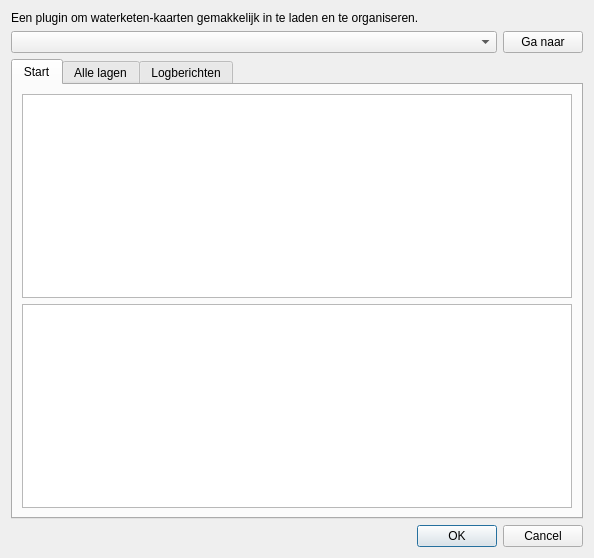
First picture: the form in nad_maps_dialog_base.ui, repository NAD-Dataplatform/NADmaps, before the edit.
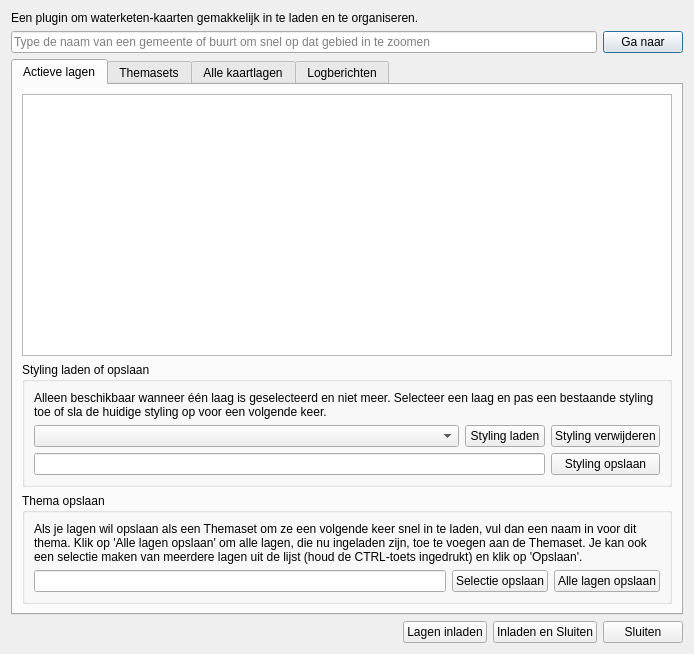
Second picture: the form after the edit.

Commit message:
Merged PR 983: PDOK zoek en zoom toegevoegd
3 updates:
- setup voor ingeladen lagen en thema-functionaliteit (opslaan en verwijderen van themas)
- zoekfunctie uit PDOK op alle lagen toegevoegd
- zoek en zoomfunctie uit PDOK naar locaties toegevoegd <- moet nog een keer goed bestuderen welke stappen hier worden gezet.

```diff
--- a/nad_maps_dialog_base.ui
+++ b/nad_maps_dialog_base.ui
@@ -6,8 +6,8 @@
    <rect>
     <x>0</x>
     <y>0</y>
-    <width>594</width>
-    <height>558</height>
+    <width>694</width>
+    <height>654</height>
    </rect>
   </property>
   <property name="sizePolicy">
@@ -33,12 +33,15 @@
    <item>
     <layout class="QGridLayout" name="gridLayoutMain">
      <item row="0" column="0">
-      <widget class="QComboBox" name="zoomComboBox">
-       <property name="sizePolicy">
-        <sizepolicy hsizetype="Preferred" vsizetype="Fixed">
-         <horstretch>0</horstretch>
-         <verstretch>0</verstretch>
-        </sizepolicy>
+      <widget class="QLineEdit" name="zoomLineEdit">
+       <property name="autoFillBackground">
+        <bool>false</bool>
+       </property>
+       <property name="placeholderText">
+        <string>Type de naam van een gemeente of buurt om snel op dat gebied in te zoomen</string>
+       </property>
+       <property name="clearButtonEnabled">
+        <bool>true</bool>
        </property>
       </widget>
      </item>
@@ -62,6 +65,12 @@
    </item>
    <item>
     <widget class="QTabWidget" name="tabWidget">
+     <property name="sizePolicy">
+      <sizepolicy hsizetype="Expanding" vsizetype="Expanding">
+       <horstretch>0</horstretch>
+       <verstretch>0</verstretch>
+      </sizepolicy>
+     </property>
      <property name="focusPolicy">
       <enum>Qt::TabFocus</enum>
      </property>
@@ -70,20 +79,249 @@
      </property>
      <widget class="QWidget" name="start_tab">
       <attribute name="title">
-       <string>Start</string>
+       <string>Actieve lagen</string>
+      </attribute>
+      <layout class="QGridLayout" name="gridLayoutTabActive">
+       <item row="0" column="0" colspan="2">
+        <widget class="QTableView" name="activeMapListView">
+         <property name="enabled">
+          <bool>true</bool>
+         </property>
+         <property name="sizePolicy">
+          <sizepolicy hsizetype="Expanding" vsizetype="Expanding">
+           <horstretch>30</horstretch>
+           <verstretch>0</verstretch>
+          </sizepolicy>
+         </property>
+         <property name="minimumSize">
+          <size>
+           <width>300</width>
+           <height>0</height>
+          </size>
+         </property>
+         <property name="whatsThis">
+          <string/>
+         </property>
+         <property name="sizeAdjustPolicy">
+          <enum>QAbstractScrollArea::AdjustToContents</enum>
+         </property>
+        </widget>
+       </item>
+       <item row="1" column="0" colspan="2">
+        <widget class="QGroupBox" name="stylingGroupBox">
+         <property name="title">
+          <string>Styling laden of opslaan</string>
+         </property>
+         <layout class="QGridLayout" name="gridLayoutStylingGroupBox">
+          <item row="0" column="0" colspan="3">
+           <widget class="QLabel" name="styling_label">
+            <property name="text">
+             <string>Alleen beschikbaar wanneer één laag is geselecteerd en niet meer. Selecteer een laag en pas een bestaande styling toe of sla de huidige styling op voor een volgende keer.</string>
+            </property>
+            <property name="textFormat">
+             <enum>Qt::PlainText</enum>
+            </property>
+            <property name="scaledContents">
+             <bool>false</bool>
+            </property>
+            <property name="wordWrap">
+             <bool>true</bool>
+            </property>
+           </widget>
+          </item>
+          <item row="1" column="0">
+           <widget class="QComboBox" name="stylingComboBox">
+            <property name="sizePolicy">
+             <sizepolicy hsizetype="Expanding" vsizetype="Fixed">
+              <horstretch>0</horstretch>
+              <verstretch>0</verstretch>
+             </sizepolicy>
+            </property>
+           </widget>
+          </item>
+          <item row="1" column="1">
+           <widget class="QPushButton" name="loadStyleButton">
+            <property name="sizePolicy">
+             <sizepolicy hsizetype="Fixed" vsizetype="Fixed">
+              <horstretch>0</horstretch>
+              <verstretch>0</verstretch>
+             </sizepolicy>
+            </property>
+            <property name="text">
+             <string>Styling laden</string>
+            </property>
+           </widget>
+          </item>
+          <item row="1" column="2">
+           <widget class="QPushButton" name="removeStyleButton">
+            <property name="sizePolicy">
+             <sizepolicy hsizetype="Fixed" vsizetype="Fixed">
+              <horstretch>0</horstretch>
+              <verstretch>0</verstretch>
+             </sizepolicy>
+            </property>
+            <property name="text">
+             <string>Styling verwijderen</string>
+            </property>
+           </widget>
+          </item>
+          <item row="2" column="0" colspan="2">
+           <widget class="QLineEdit" name="saveThemaLineEdit">
+            <property name="clearButtonEnabled">
+             <bool>true</bool>
+            </property>
+           </widget>
+          </item>
+          <item row="2" column="2">
+           <widget class="QPushButton" name="saveStyleButton">
+            <property name="sizePolicy">
+             <sizepolicy hsizetype="Minimum" vsizetype="Fixed">
+              <horstretch>0</horstretch>
+              <verstretch>0</verstretch>
+             </sizepolicy>
+            </property>
+            <property name="text">
+             <string>Styling opslaan</string>
+            </property>
+           </widget>
+          </item>
+         </layout>
+        </widget>
+       </item>
+       <item row="2" column="0" colspan="2">
+        <widget class="QGroupBox" name="themaGroupBox">
+         <property name="title">
+          <string>Thema opslaan</string>
+         </property>
+         <layout class="QGridLayout" name="gridLayoutThemaGroupBox">
+          <item row="0" column="0" colspan="3">
+           <widget class="QLabel" name="thema_label">
+            <property name="text">
+             <string>Als je lagen wil opslaan als een Themaset om ze een volgende keer snel in te laden, vul dan een naam in voor dit thema. Klik op 'Alle lagen opslaan' om alle lagen, die nu ingeladen zijn, toe te voegen aan de Themaset. Je kan ook een selectie maken van meerdere lagen uit de lijst (houd de CTRL-toets ingedrukt) en klik op 'Opslaan'.</string>
+            </property>
+            <property name="textFormat">
+             <enum>Qt::PlainText</enum>
+            </property>
+            <property name="scaledContents">
+             <bool>false</bool>
+            </property>
+            <property name="wordWrap">
+             <bool>true</bool>
+            </property>
+           </widget>
+          </item>
+          <item row="1" column="0">
+           <widget class="QLineEdit" name="saveThemaLineEdit">
+            <property name="clearButtonEnabled">
+             <bool>true</bool>
+            </property>
+           </widget>
+          </item>
+          <item row="1" column="1">
+           <widget class="QPushButton" name="saveThemaButton">
+            <property name="sizePolicy">
+             <sizepolicy hsizetype="Fixed" vsizetype="Fixed">
+              <horstretch>0</horstretch>
+              <verstretch>0</verstretch>
+             </sizepolicy>
+            </property>
+            <property name="text">
+             <string>Selectie opslaan</string>
+            </property>
+           </widget>
+          </item>
+          <item row="1" column="2">
+           <widget class="QPushButton" name="saveAllThemaButton">
+            <property name="sizePolicy">
+             <sizepolicy hsizetype="Fixed" vsizetype="Fixed">
+              <horstretch>0</horstretch>
+              <verstretch>0</verstretch>
+             </sizepolicy>
+            </property>
+            <property name="text">
+             <string>Alle lagen opslaan</string>
+            </property>
+           </widget>
+          </item>
+         </layout>
+        </widget>
+       </item>
+      </layout>
+     </widget>
+     <widget class="QWidget" name="thema_tab">
+      <attribute name="title">
+       <string>Themasets</string>
       </attribute>
       <layout class="QGridLayout" name="gridLayoutTabStart">
        <item row="0" column="0">
         <widget class="QTableView" name="themaView"/>
        </item>
        <item row="1" column="0">
+        <widget class="QLabel" name="label">
+         <property name="text">
+          <string>Kaartlagen in deze Themaset</string>
+         </property>
+        </widget>
+       </item>
+       <item row="2" column="0">
         <widget class="QTableView" name="themaMapListView"/>
        </item>
+       <item row="3" column="0" colspan="2">
+        <widget class="QGroupBox" name="stylingGroupBox">
+         <property name="title">
+          <string>Thema verwijderen</string>
+         </property>
+         <layout class="QGridLayout" name="gridLayoutStylingGroupBox">
+          <item row="0" column="0" colspan="3">
+           <widget class="QLabel" name="styling_label">
+            <property name="text">
+             <string>Om een Themaset te verwijderen, selecteer het thema en klik op verwijderen.</string>
+            </property>
+            <property name="textFormat">
+             <enum>Qt::PlainText</enum>
+            </property>
+            <property name="scaledContents">
+             <bool>false</bool>
+            </property>
+            <property name="wordWrap">
+             <bool>true</bool>
+            </property>
+           </widget>
+          </item>
+          <item row="1" column="0">
+           <spacer name="horizontalSpacer">
+            <property name="orientation">
+             <enum>Qt::Horizontal</enum>
+            </property>
+            <property name="sizeHint" stdset="0">
+             <size>
+              <width>40</width>
+              <height>20</height>
+             </size>
+            </property>
+           </spacer>
+          </item>
+          <item row="1" column="1">
+           <widget class="QPushButton" name="deleteThemaButton">
+            <property name="sizePolicy">
+             <sizepolicy hsizetype="Fixed" vsizetype="Fixed">
+              <horstretch>0</horstretch>
+              <verstretch>0</verstretch>
+             </sizepolicy>
+            </property>
+            <property name="text">
+             <string>Thema verwijderen</string>
+            </property>
+           </widget>
+          </item>
+         </layout>
+        </widget>
+       </item>
       </layout>
      </widget>
      <widget class="QWidget" name="lagen_tab">
       <attribute name="title">
-       <string>Alle lagen</string>
+       <string>Alle kaartlagen</string>
       </attribute>
       <layout class="QGridLayout" name="gridLayoutTabLayers">
        <item row="0" column="0" colspan="2">
@@ -111,51 +349,6 @@
          </property>
         </widget>
        </item>
-       <item row="1" column="0" colspan="2">
-        <widget class="QGroupBox" name="groupBox">
-         <property name="title">
-          <string>Thema opslaan</string>
-         </property>
-         <layout class="QGridLayout" name="gridLayoutTabLayers">
-          <item row="0" column="0" colspan="2">
-           <widget class="QLabel" name="label">
-            <property name="text">
-             <string>Selecteer meerdere lagen uit de lijst (houd de CTRL-toets ingedrukt), vul een naam in voor dit thema en klik op 'Opslaan'.</string>
-            </property>
-            <property name="textFormat">
-             <enum>Qt::PlainText</enum>
-            </property>
-            <property name="scaledContents">
-             <bool>false</bool>
-            </property>
-            <property name="wordWrap">
-             <bool>true</bool>
-            </property>
-           </widget>
-          </item>
-          <item row="1" column="0">
-           <widget class="QLineEdit" name="saveThemaLineEdit">
-            <property name="clearButtonEnabled">
-             <bool>true</bool>
-            </property>
-           </widget>
-          </item>
-          <item row="1" column="1">
-           <widget class="QPushButton" name="saveThemaButton">
-            <property name="sizePolicy">
-             <sizepolicy hsizetype="Fixed" vsizetype="Fixed">
-              <horstretch>0</horstretch>
-              <verstretch>0</verstretch>
-             </sizepolicy>
-            </property>
-            <property name="text">
-             <string>Opslaan</string>
-            </property>
-           </widget>
-          </item>
-         </layout>
-        </widget>
-       </item>
       </layout>
      </widget>
      <widget class="QWidget" name="log_tab">
@@ -171,14 +364,63 @@
     </widget>
    </item>
    <item>
-    <widget class="QDialogButtonBox" name="button_box">
-     <property name="orientation">
-      <enum>Qt::Horizontal</enum>
+    <layout class="QHBoxLayout" name="footer_layout">
+     <property name="topMargin">
+      <number>0</number>
      </property>
-     <property name="standardButtons">
-      <set>QDialogButtonBox::Cancel|QDialogButtonBox::Ok</set>
-     </property>
-    </widget>
+     <item>
+      <spacer name="horizontalSpacer">
+       <property name="orientation">
+        <enum>Qt::Horizontal</enum>
+       </property>
+       <property name="sizeHint" stdset="0">
+        <size>
+         <width>40</width>
+         <height>20</height>
+        </size>
+       </property>
+      </spacer>
+     </item>
+     <item>
+      <widget class="QPushButton" name="load_button">
+       <property name="sizePolicy">
+        <sizepolicy hsizetype="Minimum" vsizetype="Fixed">
+         <horstretch>0</horstretch>
+         <verstretch>0</verstretch>
+        </sizepolicy>
+       </property>
+       <property name="text">
+        <string>Lagen inladen</string>
+       </property>
+      </widget>
+     </item>
+     <item>
+      <widget class="QPushButton" name="load_close_button">
+       <property name="sizePolicy">
+        <sizepolicy hsizetype="Minimum" vsizetype="Fixed">
+         <horstretch>0</horstretch>
+         <verstretch>0</verstretch>
+        </sizepolicy>
+       </property>
+       <property name="text">
+        <string>Inladen en Sluiten</string>
+       </property>
+      </widget>
+     </item>
+     <item>
+      <widget class="QPushButton" name="close_button">
+       <property name="sizePolicy">
+        <sizepolicy hsizetype="Minimum" vsizetype="Fixed">
+         <horstretch>0</horstretch>
+         <verstretch>0</verstretch>
+        </sizepolicy>
+       </property>
+       <property name="text">
+        <string>Sluiten</string>
+       </property>
+      </widget>
+     </item>
+    </layout>
    </item>
   </layout>
  </widget>
```
Left out of the diff: 52 changed lines with no effect on the pictures. The commit also changes 9 other files.
